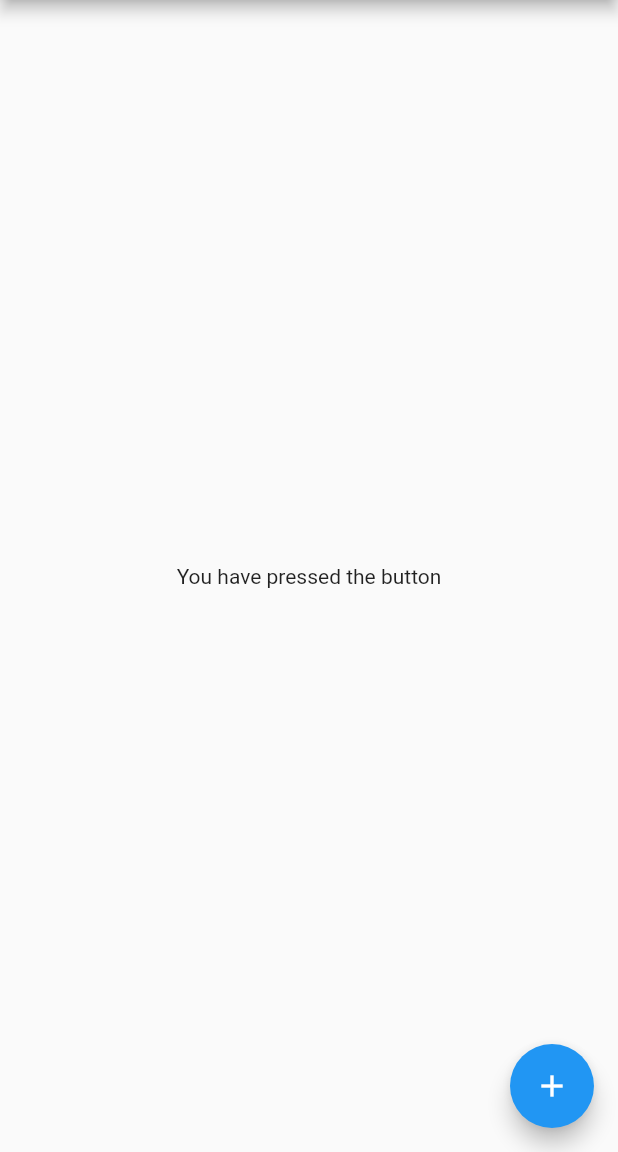
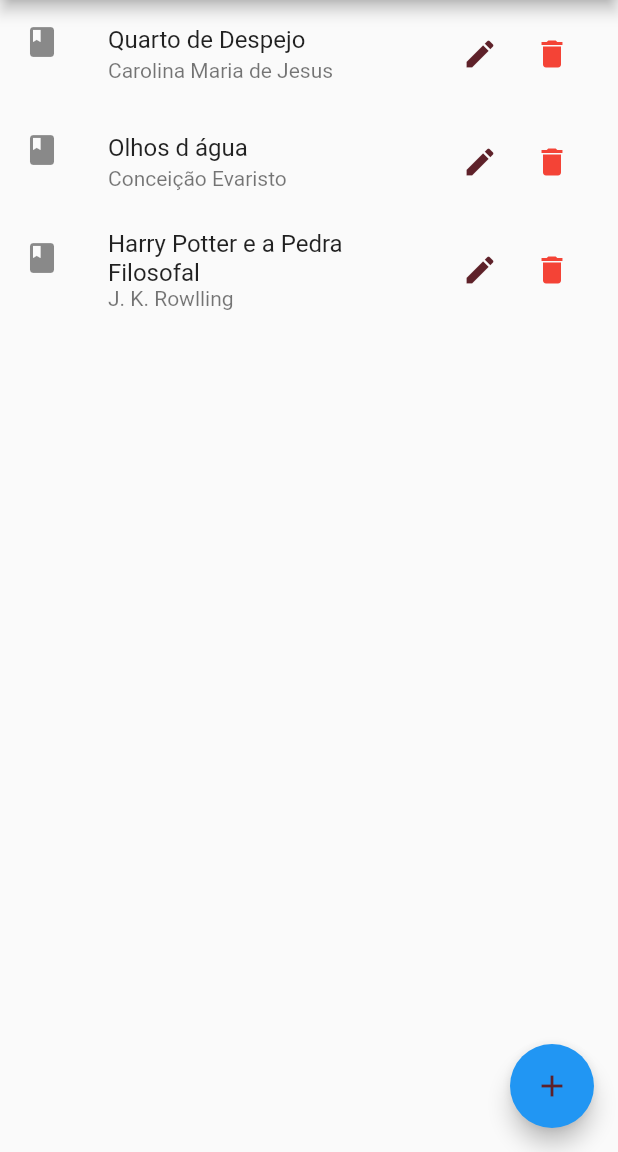
Before and after one commit to arcursino/dispositivos-moveis, a Flutter app: the LivrosPage screen opened directly, on a phone screen of 412 x 824 dp, the part 84-1236 px from its top. Run offline on Flutter 3.47's test engine with Material 2 defaults, Android fonts, the phone set to English and light mode, and no system bars; our stand-ins replace hexcolor.

Commit message:
adiciona o cadastro/lista livros - com dados dummies

```diff
--- /dev/null
+++ b/literall/lib/data/dummy_livros.dart
@@ -0,0 +1,58 @@
+import 'package:literall/model/livros_mock.dart';
+
+const DUMMY_LIVROS = {
+  '1': const Livros(
+    id: '1',
+    titulo: 'Quarto de Despejo',
+    autor: 'Carolina Maria de Jesus',
+    avaliacao: '',
+    categoria: 'Biografia',
+    descricao: 'Livro usado, sem marcas de uso',
+    edicao: '10ª',
+    editora: 'Ática',
+    idioma: 'Português',
+    isbn: '8564296012',
+    status: 'disponível',
+    nomeUsuario: 'josé',
+    dataDeAtualizacao: '10/10/2020',
+    dataDeCriacao: '01/01/2020',
+    email: 'jose@jose.com.br',
+    telefone: ''
+  ),
+  '2': const Livros(
+    id: '2',
+    titulo: 'Olhos d água',
+    autor: 'Conceição Evaristo',
+    avaliacao: '5',
+    categoria: 'Ficção',
+    descricao: 'Livro usado, sem marcas de uso',
+    edicao: '3ª',
+    editora: 'Pallas',
+    idioma: 'Português',
+    isbn: ' 8534705259',
+    status: 'disponível',
+    nomeUsuario: 'maria',
+    dataDeAtualizacao: '10/10/2020',
+    dataDeCriacao: '01/01/2020',
+    email: 'maria@maria.com.br',
+    telefone: ''
+  ),
+  '3': const Livros(
+    id: '3',
+    titulo: 'Harry Potter e a Pedra Filosofal',
+    autor: 'J. K. Rowlling',
+    avaliacao: '5',
+    categoria: 'Fantasia',
+    descricao: 'Livro usado, sem marcas de uso',
+    edicao: '4ª',
+    editora: 'Pallas',
+    idioma: 'Inglês',
+    isbn: ' 8534705259',
+    status: 'Disponível',
+    nomeUsuario: 'marta',
+    dataDeAtualizacao: '10/10/2020',
+    dataDeCriacao: '01/01/2020',
+    email: 'marta@marta.com.br',
+    telefone: ''
+  ),
+};
--- /dev/null
+++ b/literall/lib/model/livros_mock.dart
@@ -0,0 +1,58 @@
+import 'package:flutter/material.dart';
+//import 'package:flutter/rendering.dart'; //para renderizar enum
+
+class Usuario {
+  String nome;
+  String dataDeAtualizacao;
+  String dataDeCriacao;
+  String email;
+  String telefone;
+
+  Usuario({
+    @required this.nome,
+    @required this.dataDeAtualizacao,
+    @required this.dataDeCriacao,
+    @required this.email,
+    @required this.telefone,
+  });
+}
+
+class Livros {
+  final String id;
+  final String titulo;
+  final String autor;
+  final String avaliacao;//Enum
+  final String categoria;
+  final String descricao;
+  final String edicao;
+  final String editora;
+  final String idioma;
+  final String isbn;
+  final String status;//Enum
+  //final Usuario usuario;
+  final String nomeUsuario;
+  final String dataDeAtualizacao;
+  final String dataDeCriacao;
+  final String email;
+  final String telefone;
+
+
+  const Livros({
+    this.id,
+    @required this.titulo,
+    @required this.autor,
+    @required this.avaliacao,
+    @required this.categoria,
+    @required this.descricao,
+    @required this.edicao,
+    @required this.editora,
+    @required this.idioma,
+    @required this.isbn,
+    @required this.status,
+    @required this.nomeUsuario,
+    @required this.dataDeAtualizacao,
+    @required this.dataDeCriacao,
+    @required this.email,
+    this.telefone
+  });
+}
--- a/literall/lib/pages/conta.dart
+++ b/literall/lib/pages/conta.dart
@@ -1,8 +1,6 @@
 import 'package:flutter/material.dart';
 import 'package:literall/services/conta_api.dart';
-import 'package:literall/services/login_api.dart';
 
-import 'home.dart';
 
 class CriarConta extends StatelessWidget {
   final _ctrlEmail = TextEditingController();
@@ -176,7 +174,7 @@ class CriarConta extends StatelessWidget {
 
     print("email: $email nome: $nome senha: $senha telefone: $telefone");
 
-    var response = await ContaApi.login(email, nome, senha, telefone);
+    var response = await ContaApi.conta(email, nome, senha, telefone);
 
     if(response) {
       _navegaLogin(context);
--- a/literall/lib/pages/livros.dart
+++ b/literall/lib/pages/livros.dart
@@ -1,12 +1,18 @@
 import 'package:flutter/material.dart';
 import 'package:hexcolor/hexcolor.dart';
+import 'package:literall/routes/app_routes.dart';
+import 'package:literall/widgets/livros_tile.dart';
 import 'package:literall/widgets/sidemenu.dart';
+import 'package:provider/provider.dart';
+import 'package:literall/provider/livros.dart';
 
 import 'forms/livros.dart';
 
 class LivrosPage extends StatelessWidget {
   @override
   Widget build(BuildContext context) {
+    final Livro livros = Provider.of(context);
+
     return Scaffold(
       drawer: NavDrawer(),
       appBar: AppBar(
@@ -17,19 +23,28 @@ class LivrosPage extends StatelessWidget {
         style: TextStyle(color: Hexcolor('#5E2129'), fontSize: 25),),
         backgroundColor: Hexcolor('#F6E2E2'),
       ),
-      body: Center(
-          child: Text('You have pressed the button')
+      body: ListView.builder(
+        itemCount: livros.count,
+        itemBuilder: (ctx, i) => LivroTile(livros.byIndex(i)),
       ),
       floatingActionButton: FloatingActionButton(
         onPressed: () {
-          Navigator.push(
-            context,
-            MaterialPageRoute(builder: (context) => LivrosForm()),
+          Navigator.of(context).pushNamed(
+            AppRoutes.LIVROS_FORM,
           );
         },
-        tooltip: 'Increment Counter',
-        child: const Icon(Icons.add),
+        tooltip: 'Adiciona Livro',
+        child: IconButton(
+          icon: Icon(Icons.add),
+          color: Hexcolor('#5E2129'),
+          onPressed: () {
+          Navigator.of(context).pushNamed(
+            AppRoutes.LIVROS_FORM
+          );
+        },
+        ),
       ),
+
     );
   }
 }
--- /dev/null
+++ b/literall/lib/routes/app_routes.dart
@@ -0,0 +1,5 @@
+class AppRoutes {
+  static const HOME = '/';
+  static const LIVROS_FORM = '/livro-form';
+  static const CRIAR_CONTA = '/criar';
+}
--- a/literall/lib/services/conta_api.dart
+++ b/literall/lib/services/conta_api.dart
@@ -3,7 +3,7 @@ import 'dart:convert';
 import 'package:http/http.dart' as http;
 
 class ContaApi{
-  static Future<bool> login(String email, String nome, String senha, String telefone) async{
+  static Future<bool> conta(String email, String nome, String senha, String telefone) async{
 
 
 var url = 'https://literall.herokuapp.com/api/usuario';
@@ -14,7 +14,7 @@ Map params = {
   "email" : email,
   "nome" : nome,
   "senha" : senha,
-  "telefone" : telefone
+  "telefone" : telefone,
 };
 
 
--- /dev/null
+++ b/literall/lib/widgets/livros_tile.dart
@@ -0,0 +1,72 @@
+import 'package:flutter/material.dart';
+import 'package:hexcolor/hexcolor.dart';
+import 'package:literall/model/livros_mock.dart';
+import 'package:literall/pages/forms/livros.dart';
+import 'package:literall/provider/livros.dart';
+import 'package:literall/routes/app_routes.dart';
+import 'package:provider/provider.dart';
+
+
+class LivroTile extends StatelessWidget {
+  final Livros livro;
+
+  const LivroTile(this.livro);
+
+  @override
+  Widget build(BuildContext context) {
+    const icone = Icon(Icons.book);
+    return ListTile(
+      leading: icone,
+      title: Text(livro.titulo),
+      subtitle: Text(livro.autor),
+      trailing: Container(
+        width: 100,
+        child: Row (
+          children: <Widget>[
+            IconButton(
+              icon: Icon(Icons.edit),
+              color: Hexcolor('#5E2129'),
+              onPressed: () {
+                Navigator.of(context).pushNamed(
+                  AppRoutes.LIVROS_FORM,
+                  arguments: livro,
+                );
+              },
+            ),
+            IconButton(
+              icon: Icon(Icons.delete),
+              color: Colors.red,
+              onPressed: () {
+                showDialog(
+                  context: context,
+                  builder:(ctx) => AlertDialog(
+                    title: Text('Excluir Livro'),
+                    content: Text('Tem certeza?'),
+                    actions: <Widget>[
+                      FlatButton(
+                        child: Text('Não'),
+                        onPressed:  () {
+                          Navigator.of(context).pop();
+                        },
+                      ),
+                      FlatButton(
+                        child: Text('Sim'),
+                        onPressed:  () {
+                          Provider.of<Livro>(context, listen: false)
+                          .remove(livro);
+                          Navigator.of(context).pop();
+                        },
+                      ),
+                    ],
+                    ),
+                );
+              },
+            ),
+        ],),
+
+      ),
+
+    );
+  }
+
+}
--- a/literall/pubspec.yaml
+++ b/literall/pubspec.yaml
@@ -23,6 +23,7 @@ environment:
 dependencies:
   flutter:
     sdk: flutter
+  provider:
 
   hexcolor: ^1.0.4
 
```
Also changed, not shown: literall/lib/main.dart (+21 -9 lines), literall/lib/pages/forms/livros.dart (+130 -6 lines), literall/lib/provider/livros.dart (added, +84 -0 lines), literall/lib/services/livros_api.dart (added, +53 -0 lines).
